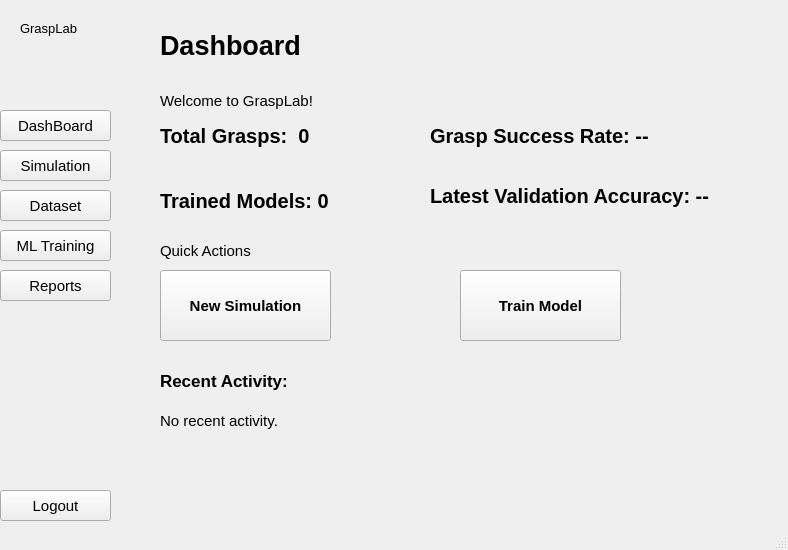
This is main_window.ui in jason0925pig-rgb/Pybullet-Gripper as Qt 5 draws it before an edit. The edited form follows.
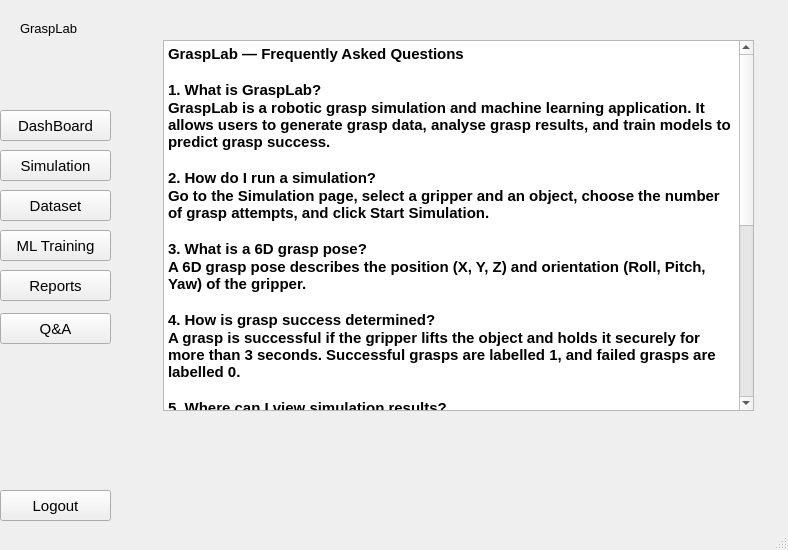
This is the edited form.

What changed in the file:
```diff
--- a/main_window.ui
+++ b/main_window.ui
@@ -131,7 +131,7 @@
      </font>
     </property>
     <property name="currentIndex">
-     <number>0</number>
+     <number>5</number>
     </property>
     <widget class="QWidget" name="dashboardPage">
      <widget class="QLabel" name="label_2">
@@ -194,7 +194,7 @@
      <widget class="QLabel" name="dashboardAccuracyLabel">
       <property name="geometry">
        <rect>
-        <x>290</x>
+        <x>270</x>
         <y>160</y>
         <width>311</width>
         <height>31</height>
@@ -213,9 +213,9 @@
      <widget class="QLabel" name="dashboardSuccessRateLabel">
       <property name="geometry">
        <rect>
-        <x>290</x>
+        <x>270</x>
         <y>100</y>
-        <width>251</width>
+        <width>281</width>
         <height>31</height>
        </rect>
       </property>
@@ -1186,6 +1186,71 @@
       </property>
      </widget>
     </widget>
+    <widget class="QWidget" name="page">
+     <widget class="QTextEdit" name="textEdit">
+      <property name="geometry">
+       <rect>
+        <x>23</x>
+        <y>20</y>
+        <width>591</width>
+        <height>371</height>
+       </rect>
+      </property>
+      <property name="html">
+       <string>&lt;!DOCTYPE HTML PUBLIC &quot;-//W3C//DTD HTML 4.0//EN&quot; &quot;http://www.w3.org/TR/REC-html40/strict.dtd&quot;&gt;
+&lt;html&gt;&lt;head&gt;&lt;meta name=&quot;qrichtext&quot; content=&quot;1&quot; /&gt;&lt;meta charset=&quot;utf-8&quot; /&gt;&lt;style type=&quot;text/css&quot;&gt;
+p, li { white-space: pre-wrap; }
+hr { height: 1px; border-width: 0; }
+li.unchecked::marker { content: &quot;\2610&quot;; }
+li.checked::marker { content: &quot;\2612&quot;; }
+&lt;/style&gt;&lt;/head&gt;&lt;body style=&quot; font-family:'Microsoft YaHei UI'; font-size:11pt; font-weight:700; font-style:normal;&quot;&gt;
+&lt;p style=&quot; margin-top:0px; margin-bottom:0px; margin-left:0px; margin-right:0px; -qt-block-indent:0; text-indent:0px;&quot;&gt;GraspLab — Frequently Asked Questions&lt;/p&gt;
+&lt;p style=&quot;-qt-paragraph-type:empty; margin-top:0px; margin-bottom:0px; margin-left:0px; margin-right:0px; -qt-block-indent:0; text-indent:0px;&quot;&gt;&lt;br /&gt;&lt;/p&gt;
+&lt;p style=&quot; margin-top:0px; margin-bottom:0px; margin-left:0px; margin-right:0px; -qt-block-indent:0; text-indent:0px;&quot;&gt;1. What is GraspLab?&lt;/p&gt;
+&lt;p style=&quot; margin-top:0px; margin-bottom:0px; margin-left:0px; margin-right:0px; -qt-block-indent:0; text-indent:0px;&quot;&gt;GraspLab is a robotic grasp simulation and machine learning application. It allows users to generate grasp data, analyse grasp results, and train models to predict grasp success.&lt;/p&gt;
+&lt;p style=&quot;-qt-paragraph-type:empty; margin-top:0px; margin-bottom:0px; margin-left:0px; margin-right:0px; -qt-block-indent:0; text-indent:0px;&quot;&gt;&lt;br /&gt;&lt;/p&gt;
+&lt;p style=&quot; margin-top:0px; margin-bottom:0px; margin-left:0px; margin-right:0px; -qt-block-indent:0; text-indent:0px;&quot;&gt;2. How do I run a simulation?&lt;/p&gt;
+&lt;p style=&quot; margin-top:0px; margin-bottom:0px; margin-left:0px; margin-right:0px; -qt-block-indent:0; text-indent:0px;&quot;&gt;Go to the Simulation page, select a gripper and an object, choose the number of grasp attempts, and click Start Simulation.&lt;/p&gt;
+&lt;p style=&quot;-qt-paragraph-type:empty; margin-top:0px; margin-bottom:0px; margin-left:0px; margin-right:0px; -qt-block-indent:0; text-indent:0px;&quot;&gt;&lt;br /&gt;&lt;/p&gt;
+&lt;p style=&quot; margin-top:0px; margin-bottom:0px; margin-left:0px; margin-right:0px; -qt-block-indent:0; text-indent:0px;&quot;&gt;3. What is a 6D grasp pose?&lt;/p&gt;
+&lt;p style=&quot; margin-top:0px; margin-bottom:0px; margin-left:0px; margin-right:0px; -qt-block-indent:0; text-indent:0px;&quot;&gt;A 6D grasp pose describes the position (X, Y, Z) and orientation (Roll, Pitch, Yaw) of the gripper.&lt;/p&gt;
+&lt;p style=&quot;-qt-paragraph-type:empty; margin-top:0px; margin-bottom:0px; margin-left:0px; margin-right:0px; -qt-block-indent:0; text-indent:0px;&quot;&gt;&lt;br /&gt;&lt;/p&gt;
+&lt;p style=&quot; margin-top:0px; margin-bottom:0px; margin-left:0px; margin-right:0px; -qt-block-indent:0; text-indent:0px;&quot;&gt;4. How is grasp success determined?&lt;/p&gt;
+&lt;p style=&quot; margin-top:0px; margin-bottom:0px; margin-left:0px; margin-right:0px; -qt-block-indent:0; text-indent:0px;&quot;&gt;A grasp is successful if the gripper lifts the object and holds it securely for more than 3 seconds. Successful grasps are labelled 1, and failed grasps are labelled 0.&lt;/p&gt;
+&lt;p style=&quot;-qt-paragraph-type:empty; margin-top:0px; margin-bottom:0px; margin-left:0px; margin-right:0px; -qt-block-indent:0; text-indent:0px;&quot;&gt;&lt;br /&gt;&lt;/p&gt;
+&lt;p style=&quot; margin-top:0px; margin-bottom:0px; margin-left:0px; margin-right:0px; -qt-block-indent:0; text-indent:0px;&quot;&gt;5. Where can I view simulation results?&lt;/p&gt;
+&lt;p style=&quot; margin-top:0px; margin-bottom:0px; margin-left:0px; margin-right:0px; -qt-block-indent:0; text-indent:0px;&quot;&gt;Open the Dataset page to view grasp records, including pose parameters and success or failure labels. You can filter the results.&lt;/p&gt;
+&lt;p style=&quot;-qt-paragraph-type:empty; margin-top:0px; margin-bottom:0px; margin-left:0px; margin-right:0px; -qt-block-indent:0; text-indent:0px;&quot;&gt;&lt;br /&gt;&lt;/p&gt;
+&lt;p style=&quot; margin-top:0px; margin-bottom:0px; margin-left:0px; margin-right:0px; -qt-block-indent:0; text-indent:0px;&quot;&gt;6. How do I train a machine learning model?&lt;/p&gt;
+&lt;p style=&quot; margin-top:0px; margin-bottom:0px; margin-left:0px; margin-right:0px; -qt-block-indent:0; text-indent:0px;&quot;&gt;Go to ML Training, select a dataset and an algorithm, then click Train Model.&lt;/p&gt;
+&lt;p style=&quot;-qt-paragraph-type:empty; margin-top:0px; margin-bottom:0px; margin-left:0px; margin-right:0px; -qt-block-indent:0; text-indent:0px;&quot;&gt;&lt;br /&gt;&lt;/p&gt;
+&lt;p style=&quot; margin-top:0px; margin-bottom:0px; margin-left:0px; margin-right:0px; -qt-block-indent:0; text-indent:0px;&quot;&gt;7. Which machine learning models are available?&lt;/p&gt;
+&lt;p style=&quot; margin-top:0px; margin-bottom:0px; margin-left:0px; margin-right:0px; -qt-block-indent:0; text-indent:0px;&quot;&gt;The interface includes Random Forest, SVM, and Logistic Regression as model options.&lt;/p&gt;
+&lt;p style=&quot;-qt-paragraph-type:empty; margin-top:0px; margin-bottom:0px; margin-left:0px; margin-right:0px; -qt-block-indent:0; text-indent:0px;&quot;&gt;&lt;br /&gt;&lt;/p&gt;
+&lt;p style=&quot; margin-top:0px; margin-bottom:0px; margin-left:0px; margin-right:0px; -qt-block-indent:0; text-indent:0px;&quot;&gt;8. How do I test a trained model?&lt;/p&gt;
+&lt;p style=&quot; margin-top:0px; margin-bottom:0px; margin-left:0px; margin-right:0px; -qt-block-indent:0; text-indent:0px;&quot;&gt;Open the Testing tab, select a trained model and the number of test grasps, then click Test Model.&lt;/p&gt;
+&lt;p style=&quot;-qt-paragraph-type:empty; margin-top:0px; margin-bottom:0px; margin-left:0px; margin-right:0px; -qt-block-indent:0; text-indent:0px;&quot;&gt;&lt;br /&gt;&lt;/p&gt;
+&lt;p style=&quot; margin-top:0px; margin-bottom:0px; margin-left:0px; margin-right:0px; -qt-block-indent:0; text-indent:0px;&quot;&gt;9. What does prediction accuracy mean?&lt;/p&gt;
+&lt;p style=&quot; margin-top:0px; margin-bottom:0px; margin-left:0px; margin-right:0px; -qt-block-indent:0; text-indent:0px;&quot;&gt;Prediction accuracy is the percentage of tested grasps for which the model prediction matches the actual simulation result.&lt;/p&gt;
+&lt;p style=&quot;-qt-paragraph-type:empty; margin-top:0px; margin-bottom:0px; margin-left:0px; margin-right:0px; -qt-block-indent:0; text-indent:0px;&quot;&gt;&lt;br /&gt;&lt;/p&gt;
+&lt;p style=&quot; margin-top:0px; margin-bottom:0px; margin-left:0px; margin-right:0px; -qt-block-indent:0; text-indent:0px;&quot;&gt;10. How do I generate a report?&lt;/p&gt;
+&lt;p style=&quot; margin-top:0px; margin-bottom:0px; margin-left:0px; margin-right:0px; -qt-block-indent:0; text-indent:0px;&quot;&gt;Open Reports, choose a report type, and click Generate Report.&lt;/p&gt;&lt;/body&gt;&lt;/html&gt;</string>
+      </property>
+     </widget>
+    </widget>
+   </widget>
+   <widget class="QPushButton" name="faqButton">
+    <property name="geometry">
+     <rect>
+      <x>0</x>
+      <y>313</y>
+      <width>111</width>
+      <height>31</height>
+     </rect>
+    </property>
+    <property name="text">
+     <string>Q&amp;&amp;A</string>
+    </property>
    </widget>
   </widget>
   <widget class="QStatusBar" name="statusbar"/>
```
Left out of the diff: 20 changed lines with no effect on the pictures.
